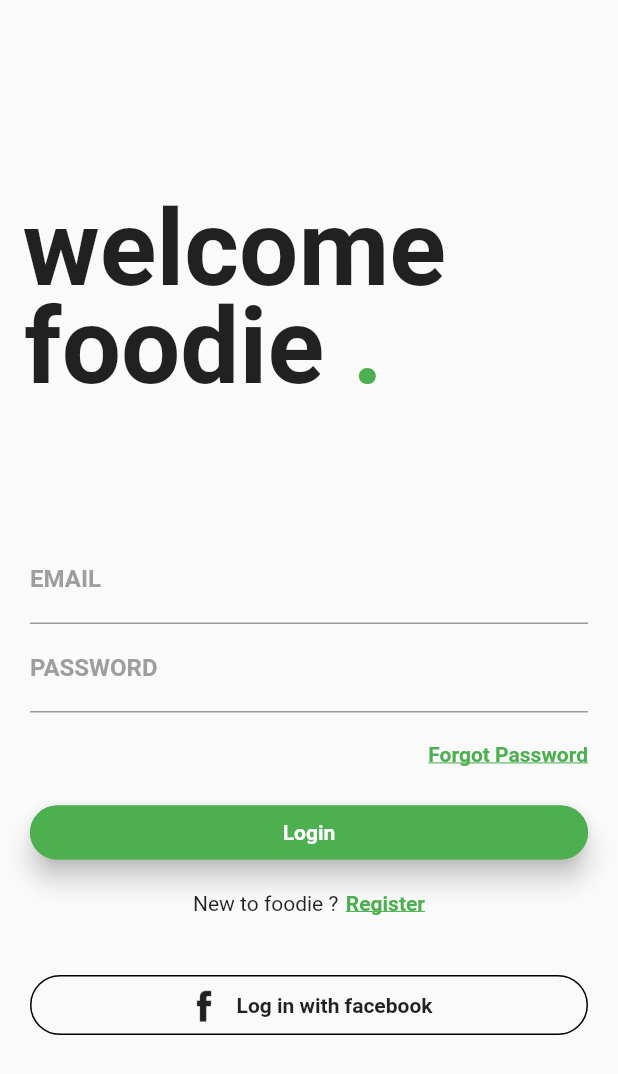
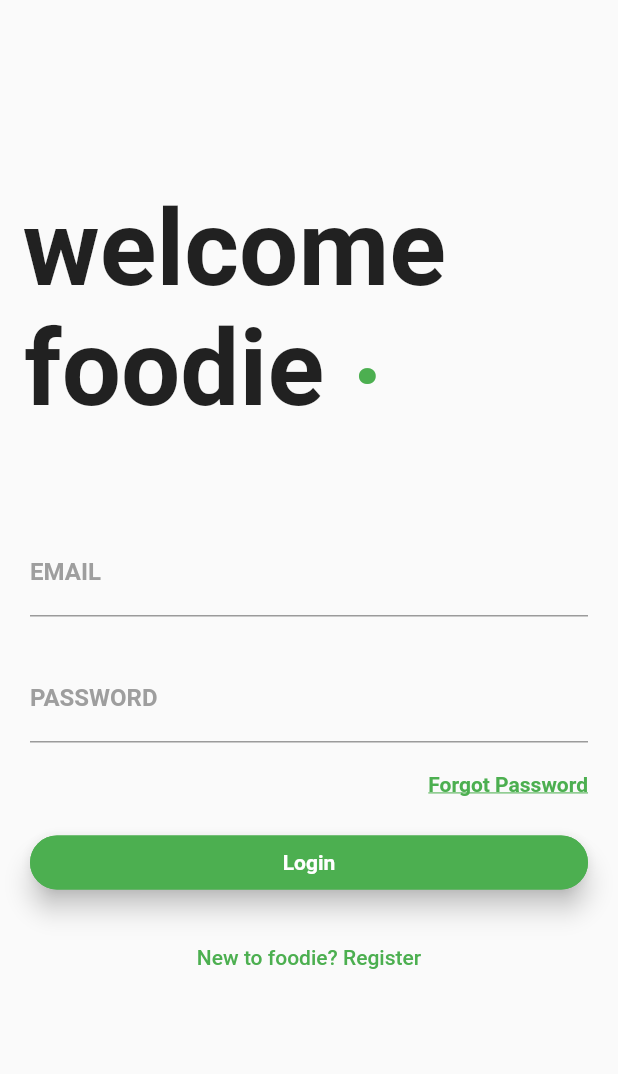
Before and after one commit to aryanchordia/foodie_app, a Flutter app: the screen it shows after launch, on a phone screen of 412 x 824 dp. Shown: the top 1074 px of the screen. Run offline on Flutter 3.47's test engine with Material 2 defaults, Android fonts, the phone set to English and light mode, and no system bars; our stand-ins replace firebase_auth; accounts and stored records are empty.

Commit message:
update signin/signup flow

```diff
--- a/lib/login_page.dart
+++ b/lib/login_page.dart
@@ -49,6 +49,12 @@ class _LoginPageState extends State<LoginPage> {
     });
   }
 
+  void moveToLogin() {
+    setState(() {
+      _formType = FormType.login;
+    });
+  }
+
   @override
   Widget build(BuildContext context) {
     return new Scaffold(
@@ -66,7 +72,7 @@ class _LoginPageState extends State<LoginPage> {
                             fontSize: 70.0, fontWeight: FontWeight.bold)),
                   ),
                   Container(
-                    padding: EdgeInsets.fromLTRB(16.0, 190.0, 0.0, 0.0),
+                    padding: EdgeInsets.fromLTRB(16.0, 205.0, 0.0, 0.0),
                     child: Text('foodie',
                         style: TextStyle(
                             fontSize: 70.0, fontWeight: FontWeight.bold)),
@@ -83,12 +89,20 @@ class _LoginPageState extends State<LoginPage> {
               ),
             ),
             new Container(
-                padding: EdgeInsets.only(top: 85.0, left: 20.0, right: 20.0),
+                padding: EdgeInsets.only(top: 65.0, left: 20.0, right: 20.0),
                 child: new Form(
                   key: formKey,
                   child: new Column(
                   crossAxisAlignment: CrossAxisAlignment.stretch,
-                  children: <Widget>[
+                  children: buildInputs() + buildSubmitButtons(),
+                )),
+                )
+          ],
+        ));
+  }
+
+  List<Widget> buildInputs() {
+    return [
       TextFormField(
         decoration: InputDecoration(
             labelText: 'EMAIL',
@@ -100,6 +114,7 @@ class _LoginPageState extends State<LoginPage> {
             validator: (value) => value.isEmpty ? 'Email field empty' : null,
             onSaved: (value) => _email = value
       ),
+      SizedBox(height: 25),
       TextFormField(
         decoration: InputDecoration(
             labelText: 'PASSWORD',
@@ -126,8 +141,15 @@ class _LoginPageState extends State<LoginPage> {
           ),
         ),
       ),
+    ];
+
+  }
+
+  List<Widget> buildSubmitButtons() {
+    if (_formType == FormType.login) {
+      return [
         SizedBox(height: 20),
-                    RaisedButton(
+        new RaisedButton(
           child: Text('Login', style: TextStyle(color: Colors.white, fontWeight: FontWeight.bold)),
           elevation: 7.0,
           color: Colors.green,
@@ -138,60 +160,27 @@ class _LoginPageState extends State<LoginPage> {
           onPressed: validateAndSubmit,
         ),
         SizedBox(height: 15.0),
-                    Row(
-                      mainAxisAlignment: MainAxisAlignment.center,
-                      children: <Widget>[
-                        Text(
-                          'New to foodie ?',
+        new FlatButton(onPressed: moveToRegister,
+          child: new Text('New to foodie? Register', style: TextStyle(color: Colors.green)))
+      ];
+    }
+    else {
+      return [
+        SizedBox(height: 20),
+        new RaisedButton(
+          child: Text('Register as foodie!', style: TextStyle(color: Colors.white, fontWeight: FontWeight.bold)),
+          elevation: 7.0,
+          color: Colors.green,
+          shape: RoundedRectangleBorder(
+            borderRadius: BorderRadius.circular(20.0),
+            side: BorderSide(color: Colors.green),
           ),
-                        SizedBox(width: 5.0),
-                        InkWell(
-                          onTap: () {
-                            moveToRegister;
-                          },
-                          child: Text(
-                            'Register',
-                            style: TextStyle(
-                                color: Colors.green,
-                                fontWeight: FontWeight.bold,
-                                decoration: TextDecoration.underline),
+          onPressed: validateAndSubmit,
         ),
-                        )
-                      ],
-                    ),
-                    SizedBox(height: 40.0),
-                      Container(
-                        height: 40.0,
-                        color: Colors.transparent,
-                        child: Container(
-                          decoration: BoxDecoration(
-                              border: Border.all(
-                                  color: Colors.black,
-                                  style: BorderStyle.solid,
-                                  width: 1.0),
-                              color: Colors.transparent,
-                              borderRadius: BorderRadius.circular(20.0)),
-                          child: Row(
-                            mainAxisAlignment: MainAxisAlignment.center,
-                            children: <Widget>[
-                              Center(
-                                child:
-                                    ImageIcon(AssetImage('assets/facebook.png')),
-                              ),
-                              SizedBox(width: 10.0),
-                              Center(
-                                child: Text('Log in with facebook',
-                                    style: TextStyle(
-                                        fontWeight: FontWeight.bold,)),
-                              )
-                            ],
-                          ),
-                        ),
-                      )
-                  ],
-                )),
-                )
-          ],
-        ));
+        SizedBox(height: 15.0),
+        new FlatButton(onPressed: moveToLogin,
+          child: new Text('Already a foodie? Login', style: TextStyle(color: Colors.green)))
+      ];
     }
   }
+}
```
Lines whose indentation alone changed are shown as unchanged.
